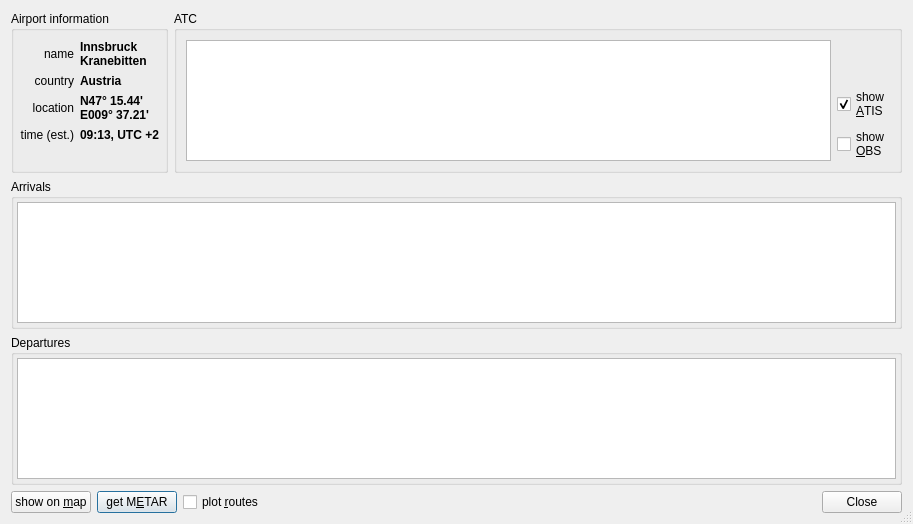
Above: trunk/QuteScoop/src/AirportDetails.ui from qutescoop/qutescoop before the change. Below: the same form after it.
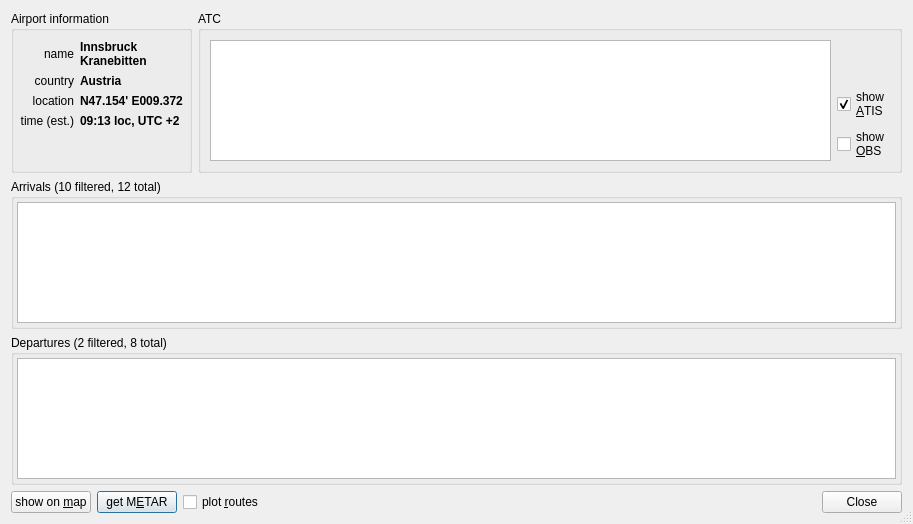
That is the form after the change. Icons and pictures are not drawn.

The edit to the form file:
```diff
--- a/trunk/QuteScoop/src/AirportDetails.ui
+++ b/trunk/QuteScoop/src/AirportDetails.ui
@@ -104,8 +104,7 @@
            </font>
           </property>
           <property name="text">
-           <string>N47° 15.44' 
-E009° 37.21'</string>
+           <string>N47.154' E009.372</string>
           </property>
          </widget>
         </item>
@@ -128,7 +127,7 @@
            </font>
           </property>
           <property name="text">
-           <string>09:13, UTC +2</string>
+           <string>09:13 loc, UTC +2</string>
           </property>
          </widget>
         </item>
@@ -235,7 +234,7 @@
    <item>
     <widget class="QGroupBox" name="groupBoxArrivals">
      <property name="title">
-      <string>Arrivals</string>
+      <string>Arrivals (10 filtered, 12 total)</string>
      </property>
      <layout class="QVBoxLayout">
       <property name="margin">
@@ -278,7 +277,7 @@
    <item>
     <widget class="QGroupBox" name="groupBoxDepartures">
      <property name="title">
-      <string>Departures</string>
+      <string>Departures (2 filtered, 8 total)</string>
      </property>
      <layout class="QVBoxLayout">
       <property name="margin">
```
Left out of the diff: 24 changed lines with no effect on the pictures.
